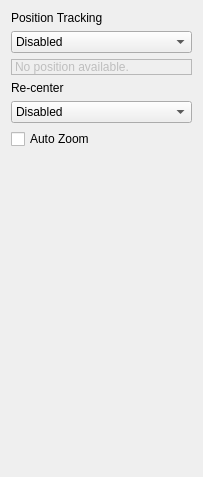
Qt form src/lib/CurrentLocationWidget.ui (KDE/marble) before a commit.
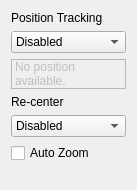
The same form after that commit.

Commit message: Fix vertical size policies to avoid unnecessary vertical scrollbars.

Patch:
```diff
--- a/src/lib/CurrentLocationWidget.ui
+++ b/src/lib/CurrentLocationWidget.ui
@@ -6,8 +6,8 @@
    <rect>
     <x>0</x>
     <y>0</y>
-    <width>203</width>
-    <height>477</height>
+    <width>137</width>
+    <height>190</height>
    </rect>
   </property>
   <property name="windowTitle">
@@ -16,6 +16,12 @@
   <layout class="QVBoxLayout" name="verticalLayout">
    <item>
     <widget class="QLabel" name="projectionLabel_3">
+     <property name="sizePolicy">
+      <sizepolicy hsizetype="Preferred" vsizetype="Fixed">
+       <horstretch>0</horstretch>
+       <verstretch>0</verstretch>
+      </sizepolicy>
+     </property>
      <property name="text">
       <string>Position Tracking</string>
      </property>
@@ -60,6 +66,12 @@
    </item>
    <item>
     <widget class="QLabel" name="recenterLabel">
+     <property name="sizePolicy">
+      <sizepolicy hsizetype="Preferred" vsizetype="Fixed">
+       <horstretch>0</horstretch>
+       <verstretch>0</verstretch>
+      </sizepolicy>
+     </property>
      <property name="toolTip">
       <string extracomment="Select the method to use to recenter your GPS location on map.">Select the method to use to re-center your GPS location on map.</string>
      </property>
@@ -104,8 +116,8 @@
      </property>
      <property name="sizeHint" stdset="0">
       <size>
-       <width>164</width>
-       <height>393</height>
+       <width>20</width>
+       <height>20</height>
       </size>
      </property>
     </spacer>
```
